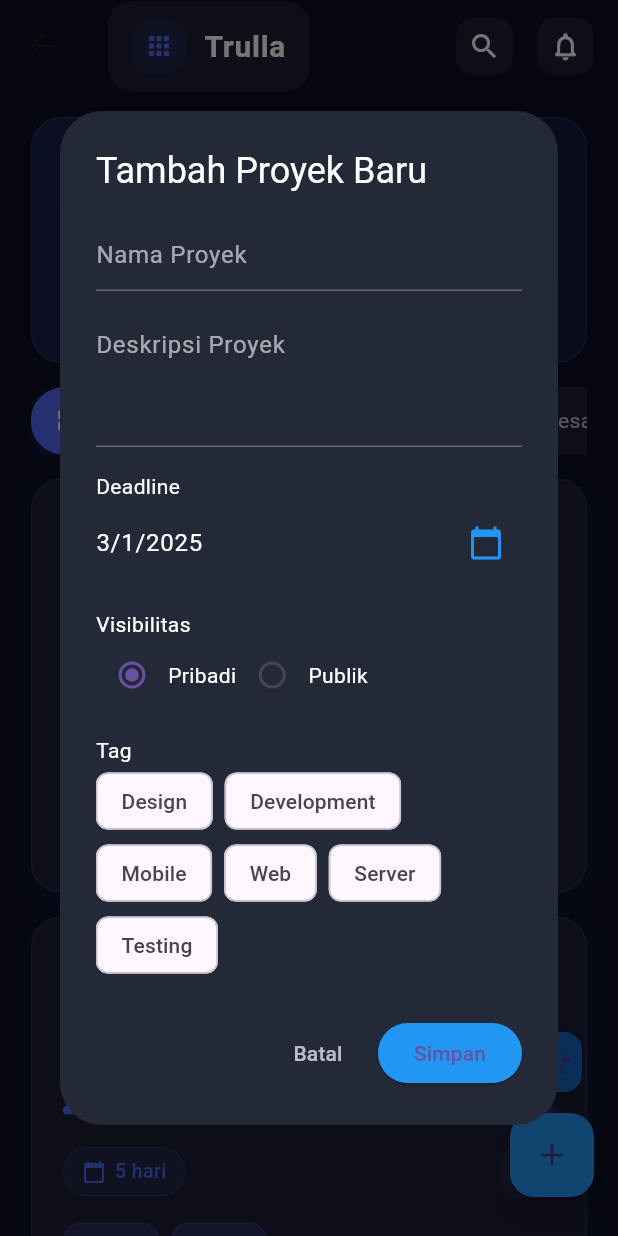
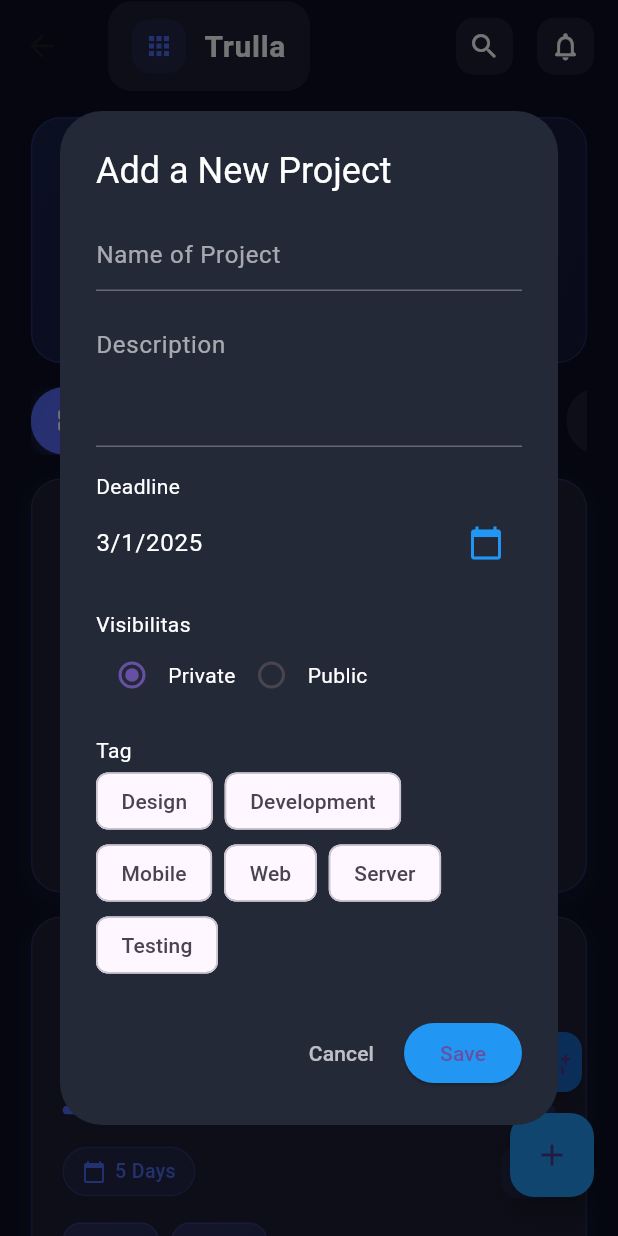
Before and after one commit to zx12zx13/trulla, a Flutter app: the HomePage screen opened directly, after a tap on the "add" icon, on a phone screen of 412 x 824 dp. Run offline on Flutter 3.47's test engine with Material 3 defaults, Android fonts, the phone set to English and light mode, and no system bars; our stand-ins replace circle_nav_bar.

```diff
--- a/lib/pages/group/add-group-project.dart
+++ b/lib/pages/group/add-group-project.dart
@@ -1,3 +1,5 @@
+// ignore_for_file: file_names, deprecated_member_use
+
 import 'package:flutter/material.dart';
 import 'group-project-detail.dart';
 
--- a/lib/pages/group/group-project-detail.dart
+++ b/lib/pages/group/group-project-detail.dart
@@ -1,7 +1,8 @@
+// ignore_for_file: file_names, deprecated_member_use, use_build_context_synchronously
+
 import 'package:flutter/material.dart';
 import 'package:intl/intl.dart';
 import 'group-project-note.dart';
-import 'show-team.dart';
 
 class GroupProjectDetailPage extends StatefulWidget {
   final Map<String, dynamic> projectData;
@@ -311,7 +312,7 @@ class _GroupProjectDetailPageState extends State<GroupProjectDetailPage>
         children: [
           _buildTab(0, Icons.edit_note, 'Edit'),
           const SizedBox(width: 12),
-          _buildTab(1, Icons.print_outlined, 'Cetak'),
+          _buildTab(1, Icons.print_outlined, 'Description'),
           const SizedBox(width: 12),
           _buildTab(2, Icons.folder_outlined, 'File'),
         ],
@@ -401,7 +402,7 @@ class _GroupProjectDetailPageState extends State<GroupProjectDetailPage>
               mainAxisAlignment: MainAxisAlignment.spaceBetween,
               children: [
                 Text(
-                  'Tenggat Waktu',
+                  'Deadline',
                   style: TextStyle(
                     color: textColor,
                     fontSize: 16,
@@ -422,7 +423,7 @@ class _GroupProjectDetailPageState extends State<GroupProjectDetailPage>
                     borderRadius: BorderRadius.circular(20),
                   ),
                   child: Text(
-                    'Selesai',
+                    'Completed',
                     style: TextStyle(
                       color: textColor,
                       fontSize: 12,
@@ -504,7 +505,7 @@ class _GroupProjectDetailPageState extends State<GroupProjectDetailPage>
           crossAxisAlignment: CrossAxisAlignment.start,
           children: [
             Text(
-              'Deskripsi',
+              'Description',
               style: TextStyle(
                 color: textColor,
                 fontSize: 16,
@@ -519,7 +520,7 @@ class _GroupProjectDetailPageState extends State<GroupProjectDetailPage>
                 fontSize: 14,
               ),
               decoration: InputDecoration(
-                hintText: 'Tambahkan Deskripsi',
+                hintText: 'Add Description',
                 hintStyle: TextStyle(
                   color: textColor.withOpacity(0.5),
                 ),
@@ -602,7 +603,7 @@ class _GroupProjectDetailPageState extends State<GroupProjectDetailPage>
               mainAxisAlignment: MainAxisAlignment.spaceBetween,
               children: [
                 Text(
-                  'Konfigurasi',
+                  'Configuration',
                   style: TextStyle(
                     color: textColor,
                     fontSize: 18,
@@ -735,7 +736,7 @@ class _GroupProjectDetailPageState extends State<GroupProjectDetailPage>
                   size: 20,
                 ),
                 label: Text(
-                  'Tambah List',
+                  'Add a List',
                   style: TextStyle(
                     color: primaryColor,
                     fontSize: 14,
--- a/lib/pages/group/view-group-team.dart
+++ b/lib/pages/group/view-group-team.dart
@@ -1,6 +1,7 @@
+// ignore_for_file: file_names, deprecated_member_use
+
 import 'package:flutter/material.dart';
 import 'show-team.dart';
-import '../notification/notification.dart';
 import '../../widget/fab1/group_fab.dart';
 import '../../widget/fab1/project_fab.dart';
 
@@ -32,7 +33,7 @@ class _ListTeamPageState extends State<ListTeamPage>
   final List<Map<String, dynamic>> myTeams = [
     {
       'name': 'UI/UX Design Team',
-      'type': 'Publik',
+      'type': 'Public',
       'color': const Color(0xFF2196F3),
       'memberCount': 5,
       'projectCount': 3,
@@ -55,7 +56,7 @@ class _ListTeamPageState extends State<ListTeamPage>
     },
     {
       'name': 'Frontend Team',
-      'type': 'Publik',
+      'type': 'Public',
       'color': Colors.green,
       'memberCount': 8,
       'projectCount': 4,
@@ -75,7 +76,7 @@ class _ListTeamPageState extends State<ListTeamPage>
   final List<Map<String, dynamic>> joinedTeams = [
     {
       'name': 'Backend Team',
-      'type': 'Publik',
+      'type': 'Public',
       'color': Colors.orange,
       'memberCount': 12,
       'projectCount': 6,
@@ -294,7 +295,7 @@ class _ListTeamPageState extends State<ListTeamPage>
               crossAxisAlignment: CrossAxisAlignment.start,
               children: [
                 Text(
-                  'Grup',
+                  'Group',
                   style: TextStyle(
                     color: Colors.white.withOpacity(0.9),
                     fontSize: 16,
@@ -338,7 +339,7 @@ class _ListTeamPageState extends State<ListTeamPage>
                       ),
                       const SizedBox(width: 8),
                       Text(
-                        'Kelola tim dan kolaborasi dengan mudah',
+                        'Manage teams and collaboration easily',
                         style: TextStyle(
                           color: Colors.white.withOpacity(0.9),
                           fontSize: 14,
@@ -499,7 +500,7 @@ class _ListTeamPageState extends State<ListTeamPage>
                               ),
                               const SizedBox(width: 6),
                               Text(
-                                '${team['memberCount']} Anggota',
+                                '${team['memberCount']} Member',
                                 style: TextStyle(
                                   color: team['color'],
                                   fontSize: 13,
@@ -531,7 +532,7 @@ class _ListTeamPageState extends State<ListTeamPage>
                               ),
                               const SizedBox(width: 6),
                               Text(
-                                '${team['projectCount']} Proyek',
+                                '${team['projectCount']} Project',
                                 style: TextStyle(
                                   color: team['color'],
                                   fontSize: 13,
@@ -560,7 +561,7 @@ class _ListTeamPageState extends State<ListTeamPage>
                           crossAxisAlignment: CrossAxisAlignment.start,
                           children: [
                             Text(
-                              'Project Terkini',
+                              'Current Projects',
                               style: TextStyle(
                                 color: textColor.withOpacity(0.9),
                                 fontSize: 14,
--- a/lib/pages/homepage/home_page.dart
+++ b/lib/pages/homepage/home_page.dart
@@ -1,3 +1,5 @@
+// ignore_for_file: deprecated_member_use
+
 import '../quotes/quotes.dart';
 import '../notification/notification.dart';
 import '../../widget/fab1/group_fab.dart';
@@ -83,20 +85,20 @@ class _HomePageState extends State<HomePage>
     {
       'type': 'deadline',
       'title': 'Deadline Project',
-      'description': 'Pengumpulan project akan berakhir dalam 3 hari',
+      'description': 'Project collection will end in 3 days',
       'date': '21 Nov 2024',
       'daysRemaining': 3,
     },
     {
       'type': 'invitation',
-      'title': 'Undangan Tim Baru',
-      'description': 'Anda diundang untuk bergabung dengan tim "UI/UX Design"',
+      'title': 'New Team Invitation',
+      'description': 'You are invited to join the “UI/UX Design” team',
       'team': 'UI/UX Design',
     },
     {
       'type': 'deadline',
       'title': 'Deadline Project',
-      'description': 'Review code harus selesai minggu ini',
+      'description': 'Code review must be completed this week',
       'date': '21 Nov 2024',
       'daysRemaining': 5,
     }
@@ -188,13 +190,13 @@ class _HomePageState extends State<HomePage>
     String greeting;
 
     if (hour < 12) {
-      greeting = 'Selamat Pagi';
+      greeting = 'Good Morning';
     } else if (hour < 15) {
-      greeting = 'Selamat Siang';
+      greeting = 'Good Afternoon';
     } else if (hour < 18) {
-      greeting = 'Selamat Sore';
+      greeting = 'Good Evening';
     } else {
-      greeting = 'Selamat Malam';
+      greeting = 'Good Night';
     }
 
     return Container(
@@ -234,7 +236,7 @@ class _HomePageState extends State<HomePage>
           Row(
             children: [
               Text(
-                'Andre',
+                'Marino',
                 style: TextStyle(
                   color: Colors.white.withOpacity(0.9),
                   fontSize: 18,
@@ -277,7 +279,7 @@ class _HomePageState extends State<HomePage>
                 ),
                 const SizedBox(width: 8),
                 Text(
-                  'Mari selesaikan tugas hari ini!',
+                  'Lets complete todays task!',
                   style: TextStyle(
                     color: Colors.white.withOpacity(0.9),
                     fontSize: 14,
@@ -300,10 +302,10 @@ class _HomePageState extends State<HomePage>
         scrollDirection: Axis.horizontal,
         physics: const BouncingScrollPhysics(),
         children: [
-          _buildTab('Semua', 0, Icons.grid_view_rounded),
-          _buildTab('Sedang Berjalan', 1, Icons.timer_outlined),
-          _buildTab('Selesai', 2, Icons.check_circle_outline_rounded),
-          _buildTab('Dibatalkan', 3, Icons.cancel_outlined),
+          _buildTab('All', 0, Icons.grid_view_rounded),
+          _buildTab('On Going', 1, Icons.timer_outlined),
+          _buildTab('Completed', 2, Icons.check_circle_outline_rounded),
+          _buildTab('Canceled', 3, Icons.cancel_outlined),
         ],
       ),
     );
@@ -675,7 +677,7 @@ class _HomePageState extends State<HomePage>
                           ),
                           const SizedBox(width: 6),
                           Text(
-                            '$daysUntilDeadline hari',
+                            '$daysUntilDeadline Days',
                             style: TextStyle(
                               color: isNearDeadline
                                   ? const Color(0xFFFF5252)
--- a/lib/pages/notification/notification.dart
+++ b/lib/pages/notification/notification.dart
@@ -1,3 +1,5 @@
+// ignore_for_file: deprecated_member_use
+
 import 'package:flutter/material.dart';
 
 class NotificationsSheet extends StatefulWidget {
@@ -50,7 +52,7 @@ class _NotificationsSheetState extends State<NotificationsSheet>
       ScaffoldMessenger.of(context).showSnackBar(
         SnackBar(
           content: Text(
-            accepted ? 'Undangan diterima' : 'Undangan ditolak',
+            accepted ? 'Invitation received' : 'Invitation declined',
             style: const TextStyle(color: Colors.white),
           ),
           backgroundColor:
@@ -100,13 +102,13 @@ class _NotificationsSheetState extends State<NotificationsSheet>
             ),
             _buildOptionItem(
               icon: Icons.delete_outline,
-              title: 'Hapus Notifikasi',
+              title: 'Delete Notification',
               onTap: () {
                 Navigator.pop(context);
                 _removeNotification(index);
                 ScaffoldMessenger.of(context).showSnackBar(
                   const SnackBar(
-                    content: Text('Notifikasi dihapus'),
+                    content: Text('Notification removed'),
                     behavior: SnackBarBehavior.floating,
                   ),
                 );
@@ -116,7 +118,7 @@ class _NotificationsSheetState extends State<NotificationsSheet>
             if (notification['type'] == 'invitation') ...[
               _buildOptionItem(
                 icon: Icons.check_circle_outline,
-                title: 'Terima Undangan',
+                title: 'Receive an Invitation',
                 onTap: () {
                   Navigator.pop(context);
                   _handleInvitationResponse(index, true);
@@ -124,7 +126,7 @@ class _NotificationsSheetState extends State<NotificationsSheet>
               ),
               _buildOptionItem(
                 icon: Icons.cancel_outlined,
-                title: 'Tolak Undangan',
+                title: 'Decline the Invitation',
                 onTap: () {
                   Navigator.pop(context);
                   _handleInvitationResponse(index, false);
@@ -206,7 +208,7 @@ class _NotificationsSheetState extends State<NotificationsSheet>
                 mainAxisAlignment: MainAxisAlignment.spaceBetween,
                 children: [
                   const Text(
-                    'Notifikasi',
+                    'Notification',
                     style: TextStyle(
                       color: Colors.white,
                       fontSize: 20,
@@ -221,13 +223,13 @@ class _NotificationsSheetState extends State<NotificationsSheet>
                         });
                         ScaffoldMessenger.of(context).showSnackBar(
                           const SnackBar(
-                            content: Text('Semua notifikasi dihapus'),
+                            content: Text('All notifications cleared'),
                             behavior: SnackBarBehavior.floating,
                           ),
                         );
                       },
                       icon: const Icon(Icons.delete_outline, size: 20),
-                      label: const Text('Hapus Semua'),
+                      label: const Text('Delete All'),
                       style: TextButton.styleFrom(
                         foregroundColor: Colors.white.withOpacity(0.7),
                       ),
@@ -373,14 +375,14 @@ class _NotificationsSheetState extends State<NotificationsSheet>
                         Row(
                           children: [
                             _buildActionButton(
-                              'Lihat Detail',
+                              'See Details',
                               onPressed: () {
                                 // Handle view detail
                               },
                             ),
                             const Spacer(),
                             Text(
-                              'Sisa: ${notification['daysRemaining']} hari',
+                              'Remaining: ${notification['daysRemaining']} Days',
                               style: const TextStyle(
                                 color: Color(0xFFFF5252),
                                 fontSize: 12,
@@ -395,14 +397,14 @@ class _NotificationsSheetState extends State<NotificationsSheet>
                         Row(
                           children: [
                             _buildActionButton(
-                              'Terima',
+                              'Accept',
                               isPrimary: true,
                               onPressed: () =>
                                   _handleInvitationResponse(index, true),
                             ),
                             const SizedBox(width: 8),
                             _buildActionButton(
-                              'Tolak',
+                              'Decline',
                               isPrimary: false,
                               onPressed: () =>
                                   _handleInvitationResponse(index, false),
--- a/lib/pages/opening/notification_widget.dart
+++ b/lib/pages/opening/notification_widget.dart
@@ -1,4 +1,6 @@
 // notification_widget.dart
+// ignore_for_file: deprecated_member_use
+
 import 'package:flutter/material.dart';
 
 class NotificationWidget extends StatefulWidget {
--- a/lib/pages/project/project-detail.dart
+++ b/lib/pages/project/project-detail.dart
@@ -1,3 +1,5 @@
+// ignore_for_file: file_names, deprecated_member_use, use_build_context_synchronously
+
 import 'package:flutter/material.dart';
 import 'package:intl/intl.dart';
 import 'project-note.dart';
@@ -312,7 +314,7 @@ class _ProjectDetailPageState extends State<ProjectDetailPage>
         children: [
           _buildTab(0, Icons.edit_note, 'Edit'),
           const SizedBox(width: 12),
-          _buildTab(1, Icons.print_outlined, 'Cetak'),
+          _buildTab(1, Icons.print_outlined, 'Description'),
           const SizedBox(width: 12),
           _buildTab(2, Icons.folder_outlined, 'File'),
         ],
@@ -402,7 +404,7 @@ class _ProjectDetailPageState extends State<ProjectDetailPage>
               mainAxisAlignment: MainAxisAlignment.spaceBetween,
               children: [
                 Text(
-                  'Tenggat Waktu',
+                  'Deadline',
                   style: TextStyle(
                     color: textColor,
                     fontSize: 16,
@@ -423,7 +425,7 @@ class _ProjectDetailPageState extends State<ProjectDetailPage>
                     borderRadius: BorderRadius.circular(20),
                   ),
                   child: Text(
-                    'Selesai',
+                    'Completed',
                     style: TextStyle(
                       color: textColor,
                       fontSize: 12,
@@ -505,7 +507,7 @@ class _ProjectDetailPageState extends State<ProjectDetailPage>
           crossAxisAlignment: CrossAxisAlignment.start,
           children: [
             Text(
-              'Deskripsi',
+              'Description',
               style: TextStyle(
                 color: textColor,
                 fontSize: 16,
@@ -520,7 +522,7 @@ class _ProjectDetailPageState extends State<ProjectDetailPage>
                 fontSize: 14,
               ),
               decoration: InputDecoration(
-                hintText: 'Tambahkan Deskripsi',
+                hintText: 'Add Description',
                 hintStyle: TextStyle(
                   color: textColor.withOpacity(0.5),
                 ),
@@ -603,7 +605,7 @@ class _ProjectDetailPageState extends State<ProjectDetailPage>
               mainAxisAlignment: MainAxisAlignment.spaceBetween,
               children: [
                 Text(
-                  'Konfigurasi',
+                  'Configuration',
                   style: TextStyle(
                     color: textColor,
                     fontSize: 18,
@@ -730,7 +732,7 @@ class _ProjectDetailPageState extends State<ProjectDetailPage>
                   size: 20,
                 ),
                 label: Text(
-                  'Tambah List',
+                  'Add a List',
                   style: TextStyle(
                     color: primaryColor,
                     fontSize: 14,
--- a/lib/pages/project/project-page.dart
+++ b/lib/pages/project/project-page.dart
@@ -1,3 +1,5 @@
+// ignore_for_file: file_names, deprecated_member_use
+
 import 'package:flutter/material.dart';
 import 'project-detail.dart';
 import '../notification/notification.dart';
@@ -303,7 +305,7 @@ class _ProjectPageState extends State<ProjectPage>
               crossAxisAlignment: CrossAxisAlignment.start,
               children: [
                 Text(
-                  'Aktifitas',
+                  'Activities',
                   style: TextStyle(
                     color: Colors.white.withOpacity(0.9),
                     fontSize: 16,
@@ -347,7 +349,7 @@ class _ProjectPageState extends State<ProjectPage>
                       ),
                       const SizedBox(width: 8),
                       Text(
-                        'Atur dan kelola project dengan mudah',
+                        'Easily organize and manage projects',
                         style: TextStyle(
                           color: Colors.white.withOpacity(0.9),
                           fontSize: 14,
@@ -594,7 +596,7 @@ class _ProjectPageState extends State<ProjectPage>
                               ),
                               const SizedBox(width: 6),
                               Text(
-                                '$daysRemaining hari',
+                                '$daysRemaining Days',
                                 style: TextStyle(
                                   color: isUrgent
                                       ? const Color(0xFFFF5252)
--- a/lib/widget/fab1/group_fab.dart
+++ b/lib/widget/fab1/group_fab.dart
@@ -1,3 +1,5 @@
+// ignore_for_file: deprecated_member_use
+
 import 'package:flutter/material.dart';
 
 class GroupFAB extends StatelessWidget {
@@ -26,14 +28,14 @@ class GroupFAB extends StatelessWidget {
       builder: (context) => AlertDialog(
         backgroundColor: const Color(0xFF242938),
         title: const Text(
-          'Buat Grup Baru',
+          'Create a New Group',
           style: TextStyle(color: Colors.white),
         ),
         content: TextField(
           controller: nameController,
           style: const TextStyle(color: Colors.white),
           decoration: InputDecoration(
-            hintText: 'Nama Grup',
+            hintText: 'Name of Group',
             hintStyle: TextStyle(color: Colors.white.withOpacity(0.6)),
             enabledBorder: UnderlineInputBorder(
               borderSide: BorderSide(color: Colors.white.withOpacity(0.3)),
@@ -43,7 +45,8 @@ class GroupFAB extends StatelessWidget {
         actions: [
           TextButton(
             onPressed: () => Navigator.pop(context),
-            child: const Text('Batal', style: TextStyle(color: Colors.white70)),
+            child:
+                const Text('Cancel', style: TextStyle(color: Colors.white70)),
           ),
           ElevatedButton(
             onPressed: () {
@@ -55,7 +58,7 @@ class GroupFAB extends StatelessWidget {
             style: ElevatedButton.styleFrom(
               backgroundColor: const Color(0xFF2196F3),
             ),
-            child: const Text('Simpan'),
+            child: const Text('Save'),
           ),
         ],
       ),
--- a/lib/widget/fab1/project_fab.dart
+++ b/lib/widget/fab1/project_fab.dart
@@ -1,3 +1,5 @@
+// ignore_for_file: deprecated_member_use
+
 import 'package:flutter/material.dart';
 
 class ProjectFAB extends StatelessWidget {
@@ -39,7 +41,7 @@ class ProjectFAB extends StatelessWidget {
       builder: (context) => AlertDialog(
         backgroundColor: const Color(0xFF242938),
         title: const Text(
-          'Tambah Proyek Baru',
+          'Add a New Project',
           style: TextStyle(color: Colors.white),
         ),
         content: StatefulBuilder(
@@ -52,7 +54,7 @@ class ProjectFAB extends StatelessWidget {
                   controller: nameController,
                   style: const TextStyle(color: Colors.white),
                   decoration: InputDecoration(
-                    hintText: 'Nama Proyek',
+                    hintText: 'Name of Project',
                     hintStyle: TextStyle(color: Colors.white.withOpacity(0.6)),
                     enabledBorder: UnderlineInputBorder(
                       borderSide:
@@ -66,7 +68,7 @@ class ProjectFAB extends StatelessWidget {
                   style: const TextStyle(color: Colors.white),
                   maxLines: 3,
                   decoration: InputDecoration(
-                    hintText: 'Deskripsi Proyek',
+                    hintText: 'Description',
                     hintStyle: TextStyle(color: Colors.white.withOpacity(0.6)),
                     enabledBorder: UnderlineInputBorder(
                       borderSide:
@@ -114,7 +116,7 @@ class ProjectFAB extends StatelessWidget {
                       onChanged: (value) =>
                           setState(() => visibility = value.toString()),
                     ),
-                    const Text('Pribadi',
+                    const Text('Private',
                         style: TextStyle(color: Colors.white)),
                     Radio(
                       value: 'public',
@@ -122,7 +124,7 @@ class ProjectFAB extends StatelessWidget {
                       onChanged: (value) =>
                           setState(() => visibility = value.toString()),
                     ),
-                    const Text('Publik', style: TextStyle(color: Colors.white)),
+                    const Text('Public', style: TextStyle(color: Colors.white)),
                   ],
                 ),
                 const SizedBox(height: 16),
@@ -155,7 +157,8 @@ class ProjectFAB extends StatelessWidget {
         actions: [
           TextButton(
             onPressed: () => Navigator.pop(context),
-            child: const Text('Batal', style: TextStyle(color: Colors.white70)),
+            child:
+                const Text('Cancel', style: TextStyle(color: Colors.white70)),
           ),
           ElevatedButton(
             onPressed: () {
@@ -168,7 +171,7 @@ class ProjectFAB extends StatelessWidget {
             style: ElevatedButton.styleFrom(
               backgroundColor: const Color(0xFF2196F3),
             ),
-            child: const Text('Simpan'),
+            child: const Text('Save'),
           ),
         ],
       ),
--- a/lib/widget/navbar.dart
+++ b/lib/widget/navbar.dart
@@ -1,3 +1,5 @@
+// ignore_for_file: deprecated_member_use
+
 import 'package:flutter/material.dart';
 import '../pages/homepage/home_page.dart';
 import '../pages/profile/profile.dart';
```
Also changed, not shown: lib/pages/group/group-project-note.dart (+12 -10 lines), lib/pages/group/show-team.dart (+164 -51 lines), lib/pages/opening/login_page.dart (+18 -35 lines), lib/pages/opening/register.dart (+15 -13 lines), lib/pages/opening/welcome_page.dart (+11 -8 lines), lib/pages/profile/edit_profile_page.dart (+15 -13 lines), lib/pages/profile/profile.dart (+12 -10 lines), lib/pages/project/project-note.dart (+12 -10 lines), lib/pages/quotes/quotes.dart (+7 -5 lines).
